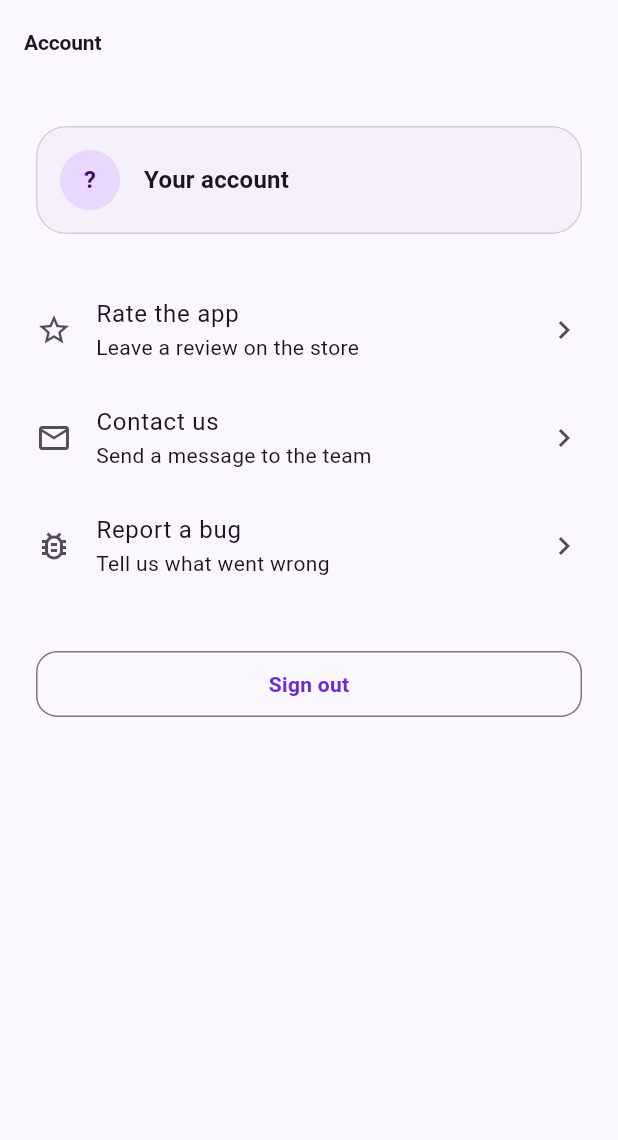
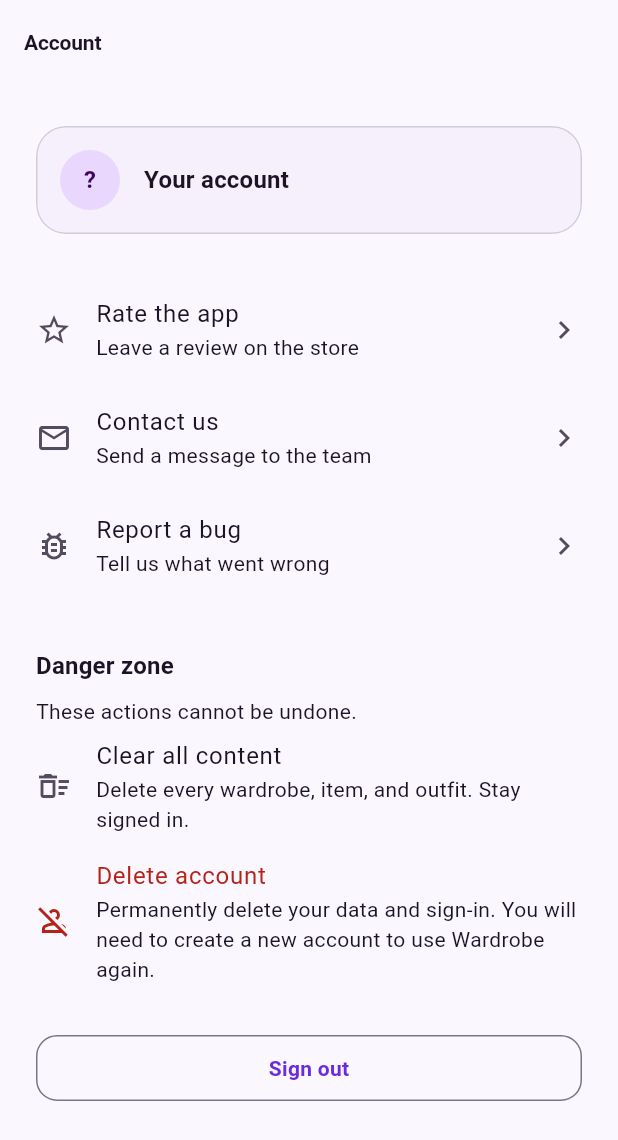
Before and after one commit to tundeblockchain/wardrobe_app, a Flutter app: the ProfileScreen screen opened by its route, on a phone screen of 412 x 824 dp. Shown: the top 1140 px of the screen. Run offline on Flutter 3.47's test engine with Material 3 defaults, Android fonts, the phone set to English and light mode, and no system bars; our stand-ins replace dio, firebase_auth, firebase_core, flutter_riverpod, freezed_annotation, go_router and 4 more; accounts and stored records are empty.

Commit message:
feat(WARDROBE-35): Wire clear/delete into profile menu
Rebase onto WARDROBE-33/34 and drop the temporary /account route. Clear all
and Delete account now live on the real profile screen while keeping the
DELETE /me/content and DELETE /me contracts.

Made-with: Cursor

Co-authored-by: tundeblockchain <tundeblockchain@users.noreply.github.com>

```diff
--- a/lib/features/profile/presentation/profile_screen.dart
+++ b/lib/features/profile/presentation/profile_screen.dart
@@ -3,11 +3,13 @@ import 'package:flutter_riverpod/flutter_riverpod.dart';
 import 'package:go_router/go_router.dart';
 
 import '../../../core/router/app_routes.dart';
+import '../../../core/widgets/type_to_confirm_dialog.dart';
+import '../../account/application/account_controller.dart';
 import '../../auth/application/auth_controller.dart';
 import '../../auth/domain/app_user.dart';
 import '../application/rate_app_controller.dart';
 
-/// Account info plus Rate / Contact us / Report a bug.
+/// Account info plus Rate / Contact us / Report a bug / destructive wipes.
 class ProfileScreen extends ConsumerWidget {
   const ProfileScreen({super.key});
 
@@ -16,12 +18,27 @@ class ProfileScreen extends ConsumerWidget {
   static const contactTileKey = Key('profile_contact_us');
   static const reportBugTileKey = Key('profile_report_bug');
   static const signOutButtonKey = Key('profile_sign_out');
+  static const clearContentButtonKey = Key('account_clear_content');
+  static const deleteAccountButtonKey = Key('account_delete_account');
+  static const errorTextKey = Key('account_error');
+  static const infoTextKey = Key('account_info');
+
+  static const clearPhrase = 'CLEAR';
+  static const deletePhrase = 'DELETE';
 
   @override
   Widget build(BuildContext context, WidgetRef ref) {
     final auth = ref.watch(authControllerProvider);
     final rate = ref.watch(rateAppControllerProvider);
+    final account = ref.watch(accountControllerProvider);
     final user = auth.user;
+    final busy = auth.isBusy || account.isBusy || rate.isBusy;
+
+    ref.listen(accountControllerProvider, (previous, next) {
+      if (next.isAccountDeleted && context.mounted) {
+        context.go(AppRoutes.login);
+      }
+    });
 
     return Scaffold(
       key: screenKey,
@@ -74,9 +91,61 @@ class ProfileScreen extends ConsumerWidget {
             ),
           ],
           const SizedBox(height: 32),
+          Text('Danger zone', style: Theme.of(context).textTheme.titleMedium),
+          const SizedBox(height: 8),
+          Text(
+            'These actions cannot be undone.',
+            style: Theme.of(context).textTheme.bodyMedium,
+          ),
+          if (account.errorMessage != null) ...[
+            const SizedBox(height: 12),
+            Text(
+              account.errorMessage!,
+              key: errorTextKey,
+              style: TextStyle(color: Theme.of(context).colorScheme.error),
+            ),
+          ],
+          if (account.infoMessage != null) ...[
+            const SizedBox(height: 12),
+            Text(account.infoMessage!, key: infoTextKey),
+          ],
+          if (account.isBusy) ...[
+            const SizedBox(height: 16),
+            const Center(child: CircularProgressIndicator()),
+          ],
+          ListTile(
+            key: clearContentButtonKey,
+            contentPadding: EdgeInsets.zero,
+            leading: const Icon(Icons.delete_sweep_outlined),
+            title: const Text('Clear all content'),
+            subtitle: const Text(
+              'Delete every wardrobe, item, and outfit. Stay signed in.',
+            ),
+            enabled: !busy,
+            onTap: busy ? null : () => _clearContent(context, ref),
+          ),
+          ListTile(
+            key: deleteAccountButtonKey,
+            contentPadding: EdgeInsets.zero,
+            leading: Icon(
+              Icons.person_off_outlined,
+              color: Theme.of(context).colorScheme.error,
+            ),
+            title: Text(
+              'Delete account',
+              style: TextStyle(color: Theme.of(context).colorScheme.error),
+            ),
+            subtitle: const Text(
+              'Permanently delete your data and sign-in. You will need to '
+              'create a new account to use Wardrobe again.',
+            ),
+            enabled: !busy,
+            onTap: busy ? null : () => _deleteAccount(context, ref),
+          ),
+          const SizedBox(height: 24),
           OutlinedButton(
             key: signOutButtonKey,
-            onPressed: auth.isBusy
+            onPressed: busy
                 ? null
                 : () => ref.read(authControllerProvider.notifier).signOut(),
             child: const Text('Sign out'),
@@ -84,6 +153,38 @@ class ProfileScreen extends ConsumerWidget {
         ],
       ),
     );
+  }
+
+  Future<void> _clearContent(BuildContext context, WidgetRef ref) async {
+    final confirmed = await TypeToConfirmDialog.show(
+      context,
+      title: 'Clear all content?',
+      message:
+          'This permanently deletes every wardrobe, clothing item, outfit, '
+          'and photo. Your sign-in stays active so you can start over.',
+      phrase: clearPhrase,
+      confirmLabel: 'Clear all',
+    );
+    if (!confirmed) {
+      return;
+    }
+    await ref.read(accountControllerProvider.notifier).clearContent();
+  }
+
+  Future<void> _deleteAccount(BuildContext context, WidgetRef ref) async {
+    final confirmed = await TypeToConfirmDialog.show(
+      context,
+      title: 'Delete your account?',
+      message:
+          'This permanently deletes every wardrobe, item, outfit, and photo, '
+          'then removes your sign-in. This cannot be undone.',
+      phrase: deletePhrase,
+      confirmLabel: 'Delete account',
+    );
+    if (!confirmed) {
+      return;
+    }
+    await ref.read(accountControllerProvider.notifier).deleteAccount();
   }
 }
 
```
Also changed, not shown: lib/features/account/presentation/account_screen.dart (deleted, +0 -131 lines), 4 other files.
